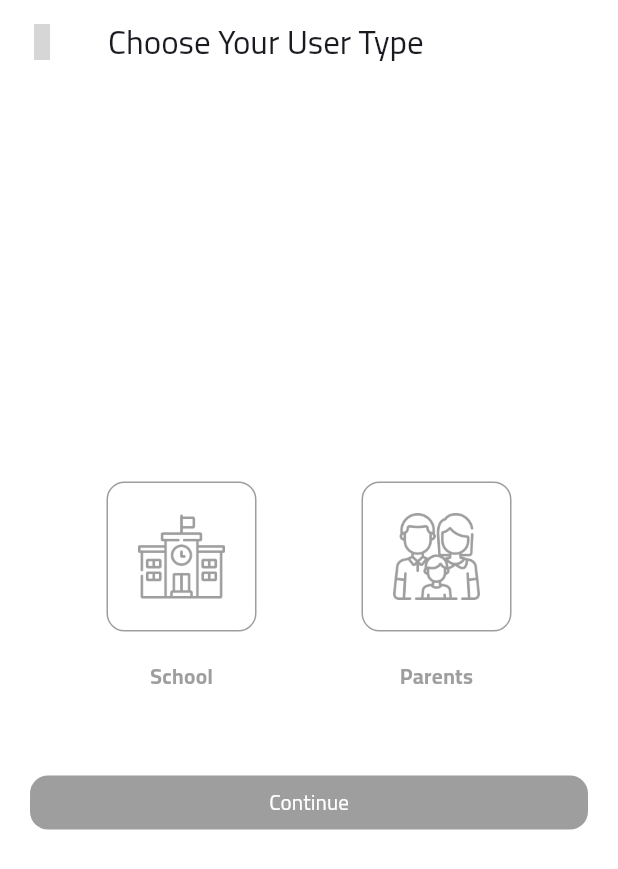
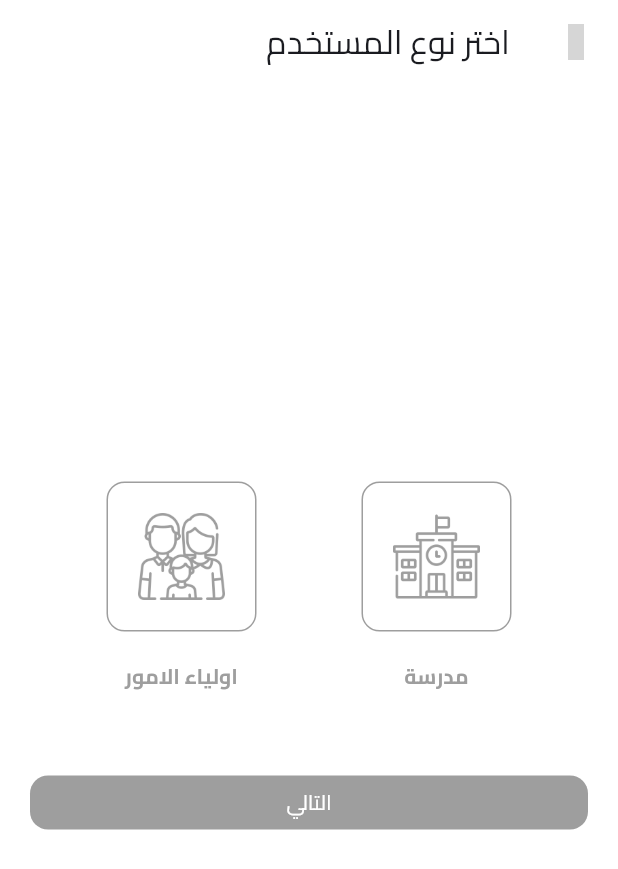
Before and after one commit to a-saber/Safe-Pickup, a Flutter app: the WelcomeView screen opened directly, on a phone screen of 412 x 824 dp. Shown: the top 869 px of the screen. Run offline on Flutter 3.47's test engine with Material 3 defaults, Android fonts, the light colour scheme and no system bars; our stand-ins replace awesome_dialog, cached_network_image, cloud_firestore, crystal_navigation_bar, dartz, data_table_2 and 13 more; accounts and stored records are empty; grey boxes are pictures that could not be loaded.

Commit message:
translate auth

```diff
--- a/lib/core/core_widgets/default_form/default_form_field.dart
+++ b/lib/core/core_widgets/default_form/default_form_field.dart
@@ -1,6 +1,8 @@
+import 'package:call_son/core/localization/translation_key_manager.dart';
 import 'package:call_son/core/resources_manager/color_manager.dart';
 import 'package:call_son/core/resources_manager/style_manager.dart';
 import 'package:flutter/material.dart';
+import 'package:get/get.dart';
 
 class DefaultFormField extends StatelessWidget {
   const DefaultFormField({
@@ -42,7 +44,7 @@ class DefaultFormField extends StatelessWidget {
       validator: validator ??
               (value) {
         if (value!.isEmpty) {
-          return 'Must not be empty';
+          return  TranslationKeyManager.notEmpty.tr;
         }
         return null;
       },
--- a/lib/core/core_widgets/default_form/default_form_field2.dart
+++ b/lib/core/core_widgets/default_form/default_form_field2.dart
@@ -1,6 +1,8 @@
+import 'package:call_son/core/localization/translation_key_manager.dart';
 import 'package:call_son/core/resources_manager/color_manager.dart';
 import 'package:call_son/core/resources_manager/style_manager.dart';
 import 'package:flutter/material.dart';
+import 'package:get/get.dart';
 
 class DefaultFormField2 extends StatelessWidget {
   const DefaultFormField2({
@@ -40,7 +42,7 @@ class DefaultFormField2 extends StatelessWidget {
       validator: validator ??
               (value) {
         if (value!.isEmpty) {
-          return 'Must not be empty';
+          return TranslationKeyManager.notEmpty.tr;
         }
         return null;
       },
--- a/lib/core/localization/app_localization.dart
+++ b/lib/core/localization/app_localization.dart
@@ -21,9 +21,9 @@ class AppLocalization implements Translations {
 
     if (CacheData.lang == null) {
       await CacheHelper.saveData(
-          key: CacheHelperKeys.langKey, value: CacheHelperKeys.keyEN);
-      await Get.updateLocale(TranslationKeyManager.localeEN);
-      CacheData.lang = CacheHelperKeys.keyEN;
+          key: CacheHelperKeys.langKey, value: CacheHelperKeys.keyAR);
+      await Get.updateLocale(TranslationKeyManager.localeAR);
+      CacheData.lang = CacheHelperKeys.keyAR;
     }
   }
 }
--- a/lib/core/localization/ar.dart
+++ b/lib/core/localization/ar.dart
@@ -7,7 +7,9 @@ Map<String, String> ar =
   TranslationKeyManager.settings : 'الاعدادات',
   TranslationKeyManager.hello : 'مرحبا',
   TranslationKeyManager.school : 'مدرسة',
+  TranslationKeyManager.schoolA : 'المدرسة',
   TranslationKeyManager.schools : 'المدارس',
+  TranslationKeyManager.all : 'كل',
 
   TranslationKeyManager.profile : 'الحساب',
   TranslationKeyManager.pickup : 'استدعاء',
@@ -18,6 +20,7 @@ Map<String, String> ar =
   TranslationKeyManager.noData  : 'لا يوجد بيانات',
   TranslationKeyManager.parents  : 'اولياء الامور',
   TranslationKeyManager.levels  : 'مستويات',
+  TranslationKeyManager.levelsA  : 'المستويات',
   TranslationKeyManager.editLevels  : 'تعديل المستويات',
   TranslationKeyManager.levelTitle  : 'اسم المستوي',
   TranslationKeyManager.remove  : 'حذف',
@@ -35,13 +38,14 @@ Map<String, String> ar =
   TranslationKeyManager.login  : 'تسجيل الدخول',
   TranslationKeyManager.email  : 'البريد الالكتروني',
   TranslationKeyManager.password  : 'كلمة المرور',
+  TranslationKeyManager.passwordDoNotMatch  : 'كلمة المرور غير متطابقة',
   TranslationKeyManager.forgotPassword  : 'نسيت كلمة المرور؟',
   TranslationKeyManager.registerNow  : 'سجل الان',
   TranslationKeyManager.doNotHaveAnAccount  : 'ليس لديك حساب؟',
   TranslationKeyManager.chooseYUserType  : 'اختر نوع المستخدم',
   TranslationKeyManager.continueBTN  : 'التالي',
-  TranslationKeyManager.newSchool  : 'مدرسة جديدة',
-  TranslationKeyManager.newParent  : 'ولي امر جديد',
+  TranslationKeyManager.newSchool  : 'انشاء حساب مدرسة',
+  TranslationKeyManager.newParent  : 'انشاء حساب ولي امر',
   TranslationKeyManager.chooseImage  : 'اختر صورة',
   TranslationKeyManager.changeImage  : 'تغيير الصورة',
   TranslationKeyManager.name  : 'الاسم',
@@ -58,6 +62,7 @@ Map<String, String> ar =
   TranslationKeyManager.search  : 'بحث',
   TranslationKeyManager.searchForSchool  : 'ابحث عن مدرسة',
   TranslationKeyManager.kids  : 'الاطفال',
+  TranslationKeyManager.kidsA  : 'اطفال',
   TranslationKeyManager.kid  : 'طفل',
   TranslationKeyManager.kidSchool  : 'مدرسة الطفل',
   TranslationKeyManager.kidSchools  : 'مدارس الطفل',
@@ -66,6 +71,7 @@ Map<String, String> ar =
   TranslationKeyManager.joinRequest  : 'طلب انضمام',
   TranslationKeyManager.pickupRequestedSuccessfully : 'تم ارسال طلب الاستدعاء بنجاح',
   TranslationKeyManager.accountUpdatedSuccessfully : 'تم تحديث الحساب بنجاح',
+  TranslationKeyManager.registerSuccessVerifyEmail : 'تم التسجيل بنجاح، يرجى التحقق من بريدك الالكتروني',
   TranslationKeyManager.editedSuccessfully : 'تم التعديل بنجاح',
   TranslationKeyManager.editSchoolLevel : 'تعديل المستوي',
   TranslationKeyManager.pleaseSelectNewLevel : 'الرجاء تحديد مستوي جديد',
@@ -80,5 +86,7 @@ Map<String, String> ar =
   TranslationKeyManager.explainParentWhyReject : 'وضح الي ولي الامر سبب الرفض',
   TranslationKeyManager.reason : 'السبب',
   TranslationKeyManager.cancel : 'الغاء',
+  TranslationKeyManager.plzChooseSchool : 'الرجاء تحديد المدرسة اولا',
+  TranslationKeyManager.notEmpty : 'لا يجب ترك هذا الحقل فارغا',
 
 };
--- a/lib/core/localization/en.dart
+++ b/lib/core/localization/en.dart
@@ -6,7 +6,9 @@ Map<String, String> en =
   TranslationKeyManager.settings : 'Settings',
   TranslationKeyManager.hello : 'Hello',
   TranslationKeyManager.school : 'School',
+  TranslationKeyManager.schoolA : 'School',
   TranslationKeyManager.schools: 'Schools',
+  TranslationKeyManager.all: 'All',
   TranslationKeyManager.profile : 'Profile',
   TranslationKeyManager.pickup : 'Pickup',
   TranslationKeyManager.pickupRequests : 'Pickup Requests',
@@ -16,6 +18,7 @@ Map<String, String> en =
   TranslationKeyManager.noData  : 'No Data',
   TranslationKeyManager.parents  : 'Parents',
   TranslationKeyManager.levels  : 'Levels',
+  TranslationKeyManager.levelsA  : 'Levels',
   TranslationKeyManager.editLevels  : 'Edit Levels',
   TranslationKeyManager.levelTitle  : 'Level Title',
   TranslationKeyManager.remove  : 'Remove',
@@ -33,6 +36,7 @@ Map<String, String> en =
   TranslationKeyManager.login  : 'Login',
   TranslationKeyManager.email  : 'Email',
   TranslationKeyManager.password  : 'Password',
+  TranslationKeyManager.passwordDoNotMatch  : 'Password Do Not Match',
   TranslationKeyManager.forgotPassword  : 'Forgot Password',
   TranslationKeyManager.registerNow  : 'Register Now',
   TranslationKeyManager.doNotHaveAnAccount  : 'Do\'t have an account?',
@@ -56,6 +60,7 @@ Map<String, String> en =
   TranslationKeyManager.search  : 'Search',
   TranslationKeyManager.searchForSchool  : 'Search For School',
   TranslationKeyManager.kids  : 'Kids',
+  TranslationKeyManager.kidsA  : 'Kids',
   TranslationKeyManager.kid  : 'Kid',
   TranslationKeyManager.kidSchool  : 'Kid School',
   TranslationKeyManager.kidSchools  : 'Kid Schools',
@@ -64,6 +69,7 @@ Map<String, String> en =
   TranslationKeyManager.joinRequest  : 'Join Request',
   TranslationKeyManager.pickupRequestedSuccessfully : 'Pickup Requested Successfully',
   TranslationKeyManager.accountUpdatedSuccessfully : 'Account Updated Successfully',
+  TranslationKeyManager.registerSuccessVerifyEmail : 'Register Success, Verify Email',
   TranslationKeyManager.editedSuccessfully : 'Edited Successfully',
   TranslationKeyManager.editSchoolLevel : 'Edit School Level',
   TranslationKeyManager.pleaseSelectNewLevel : 'Please Select New Level',
@@ -78,6 +84,8 @@ Map<String, String> en =
   TranslationKeyManager.explainParentWhyReject :  'Explain to the Parents, why you reject the call !',
   TranslationKeyManager.reason :  'Reason',
   TranslationKeyManager.cancel :  'Cancel',
+  TranslationKeyManager.plzChooseSchool :  'Please Choose School First',
+  TranslationKeyManager.notEmpty :  'This field cannot be empty',
 
 
 };
--- a/lib/core/localization/translation_key_manager.dart
+++ b/lib/core/localization/translation_key_manager.dart
@@ -12,7 +12,9 @@ class TranslationKeyManager {
   static const settings = 'settings';
   static const hello = 'hello';
   static const school = 'school';
+  static const schoolA = 'schoolA';
   static const schools = 'schools';
+  static const all = 'all';
 
   static const profile = 'profile';
   static const pickup = 'pickup';
@@ -24,6 +26,7 @@ class TranslationKeyManager {
 
   static const parents  = 'parents';
   static const levels = 'levels';
+  static const levelsA = 'levelsA';
   static const editLevels  = 'edit levels';
   static const levelTitle = 'level title';
   static const remove    = 'remove';
@@ -44,6 +47,7 @@ class TranslationKeyManager {
   static const login = 'login';
   static const email = 'email';
   static const password = 'password';
+  static const passwordDoNotMatch = 'passwordDoNotMatch';
   static const forgotPassword = 'forgot password';
   static const registerNow = 'register now';
   static const doNotHaveAnAccount = 'don\'t have an account ?';
@@ -74,6 +78,7 @@ class TranslationKeyManager {
   static const search = 'search';
   static const searchForSchool = 'search for school';
   static const kids = 'kids';
+  static const kidsA = 'kidsA';
   static const kid = 'kid';
   static const kidSchool = 'kid school';
   static const kidSchools = 'kid schools';
@@ -89,6 +94,7 @@ class TranslationKeyManager {
 
 static const pickupRequestedSuccessfully = 'Pickup Requested Successfully';
 static const accountUpdatedSuccessfully = 'Account Updated Successfully';
+static const registerSuccessVerifyEmail = 'Register Success, Verify Email';
 static const editedSuccessfully = 'Edited Successfully';
 static const pleaseSelectNewLevel = 'Please select New level';
 static const  sureUWantToDelete  = 'Sure you want to Delete?';
@@ -103,4 +109,6 @@ static const  loading = 'Loading...';
 
   static const explainParentWhyReject = 'Explain to the Parents, why you reject the call !';
   static const reason = 'reason';
+  static const plzChooseSchool = 'Please choose school first';
+  static const notEmpty = 'Must not be empty';
 }
--- a/lib/feature/auth/presentation/views/location_view.dart
+++ b/lib/feature/auth/presentation/views/location_view.dart
@@ -1,5 +1,6 @@
 import 'package:call_son/core/core_widgets/custom_app_bar.dart';
 import 'package:call_son/core/core_widgets/default_button/default_button.dart';
+import 'package:call_son/core/localization/translation_key_manager.dart';
 import 'package:call_son/core/resources_manager/assets_manager.dart';
 import 'package:call_son/core/resources_manager/color_manager.dart';
 import 'package:call_son/core/resources_manager/style_manager.dart';
@@ -30,7 +31,7 @@ class _LocationViewState extends State<LocationView> {
   @override
   Widget build(BuildContext context) {
     return Scaffold(
-      appBar: const CustomAppBar(title: 'School Location', showPopup: true,),
+      appBar:  CustomAppBar(title:  TranslationKeyManager.location.tr, showPopup: true,),
       body: BlocConsumer<LocationCubit, LocationState>(
         listener: (context, state) {},
         builder: (context, state) {
@@ -43,7 +44,7 @@ class _LocationViewState extends State<LocationView> {
               children: [
                 DefaultCheckBox(
                   selected: cubit.useCurrent,
-                  text: 'Current Location',
+                  text: TranslationKeyManager.currentLocation.tr,
                   icon: AssetsManager.logo,
                   onTap: () {
                     cubit.chooseUserCurrent(true);
@@ -54,7 +55,7 @@ class _LocationViewState extends State<LocationView> {
                 ),
                 DefaultCheckBox(
                   selected: cubit.useAnother,
-                  text: 'Pick another location',
+                  text: TranslationKeyManager.pickAnotherLocation.tr,
                   icon: AssetsManager.logo,
                   onTap: () {
                     cubit.chooseAnotherLocation(true);
@@ -97,7 +98,7 @@ class _LocationViewState extends State<LocationView> {
                                   Get.to(() => const SchoolRegisterView());
                                 }
                               },
-                              text: 'Continue'
+                              text: TranslationKeyManager.continueBTN.tr
                           )
                       ),
                     ],
--- a/lib/feature/auth/presentation/views/widgets/register_button.dart
+++ b/lib/feature/auth/presentation/views/widgets/register_button.dart
@@ -1,4 +1,5 @@
 import 'package:call_son/core/core_widgets/pop_up/my_snack_bar.dart';
+import 'package:call_son/core/localization/translation_key_manager.dart';
 import 'package:call_son/core/models/parent_model.dart';
 import 'package:call_son/core/resources_manager/delay_manager.dart';
 import 'package:call_son/core/resources_manager/style_manager.dart';
@@ -27,7 +28,7 @@ class RegisterButton extends StatelessWidget {
       {
         if(state is ParentRegisterSuccess)
         {
-          callMySnackBar(context: context, text: 'Registered Successfully\nPlease verify your email', backgroundColor: ColorsManager.primary);
+          callMySnackBar(context: context, text: TranslationKeyManager.registerSuccessVerifyEmail.tr, backgroundColor: ColorsManager.primary);
           Get.off(()=> const LoginView(),
           duration: const Duration(milliseconds: 500),
           transition: DelayManager.rightToLeftWithFade);
@@ -70,7 +71,7 @@ class RegisterButton extends StatelessWidget {
                         );
                       }
                     },
-                    text: "Register"),
+                    text: TranslationKeyManager.register.tr),
               ],
             );
           },
--- a/lib/feature/auth/presentation/views/widgets/school_bottom_sheet.dart
+++ b/lib/feature/auth/presentation/views/widgets/school_bottom_sheet.dart
@@ -1,9 +1,11 @@
+import 'package:call_son/core/localization/translation_key_manager.dart';
 import 'package:call_son/core/resources_manager/color_manager.dart';
 import 'package:call_son/core/models/school_model.dart';
 import 'package:call_son/feature/auth/presentation/cubit/get_schools/get_school_cubit.dart';
 import 'package:call_son/feature/auth/presentation/cubit/get_schools/get_schools_state.dart';
 import 'package:flutter/material.dart';
 import 'package:flutter_bloc/flutter_bloc.dart';
+import 'package:get/get.dart';
 
 class SchoolsBottomSheetBody extends StatelessWidget {
   const SchoolsBottomSheetBody({super.key,
@@ -80,7 +82,7 @@ class SchoolsBottomSheetBody extends StatelessWidget {
                     else if (state is GetSchoolsSuccess)
                     {
                       return SchoolBottomSheetListBuilder(
-                          title: 'All Schools',
+                          title: '${TranslationKeyManager.all.tr} ${TranslationKeyManager.schools.tr}',
                           schools: state.schools,
                           onTap: onTap
                       );
--- a/lib/feature/welcome/presentation/views/welcome_view.dart
+++ b/lib/feature/welcome/presentation/views/welcome_view.dart
@@ -1,5 +1,6 @@
 import 'package:call_son/core/core_widgets/custom_app_bar.dart';
 import 'package:call_son/core/core_widgets/default_button/default_button.dart';
+import 'package:call_son/core/localization/translation_key_manager.dart';
 import 'package:call_son/core/resources_manager/assets_manager.dart';
 import 'package:call_son/core/resources_manager/delay_manager.dart';
 import 'package:call_son/feature/auth/presentation/views/parent_register_view.dart';
@@ -21,7 +22,7 @@ class _WelcomeViewState extends State<WelcomeView> {
   @override
   Widget build(BuildContext context) {
     return Scaffold(
-      appBar: const CustomAppBar(title: "Choose Your User Type", showPopup: true,),
+      appBar: CustomAppBar(title:TranslationKeyManager.chooseYUserType.tr, showPopup: true,),
       body: Padding(
         padding: const EdgeInsets.all(20.0),
         child: Column(
@@ -39,7 +40,7 @@ class _WelcomeViewState extends State<WelcomeView> {
                   },
                   image: AssetsManager.school,
                   isSelected: schoolSelected ==null?false:schoolSelected!,
-                  text: "School",
+                  text: TranslationKeyManager.school.tr,
                 ),
                 const SizedBox(
                   width: 70,
@@ -52,7 +53,7 @@ class _WelcomeViewState extends State<WelcomeView> {
                     });
                   },
                   image: AssetsManager.family, isSelected: schoolSelected ==null?false: !schoolSelected!,
-                  text: "Parents",
+                  text: TranslationKeyManager.parents.tr,
                 ),
               ],
             ),
@@ -73,7 +74,7 @@ class _WelcomeViewState extends State<WelcomeView> {
                       duration: const Duration(milliseconds: 500),
                       transition: DelayManager.rightToLeftWithFade);
                 }
-              }, text: 'Continue')
+              }, text: TranslationKeyManager.continueBTN.tr)
           ],
         ),
       ),
```
Also changed, not shown: lib/core/core_widgets/more/default_add_row.dart (+11 -8 lines), lib/feature/auth/presentation/views/login_view.dart (+5 -3 lines), lib/feature/auth/presentation/views/parent_register_view.dart (+11 -10 lines), lib/feature/auth/presentation/views/school_register_view.dart (+5 -3 lines), lib/feature/auth/presentation/views/widgets/guardian_kids_data.dart (+14 -11 lines), lib/feature/auth/presentation/views/widgets/login_view_body.dart (+12 -11 lines), lib/feature/auth/presentation/views/widgets/school_register_view_body.dart (+11 -10 lines).
